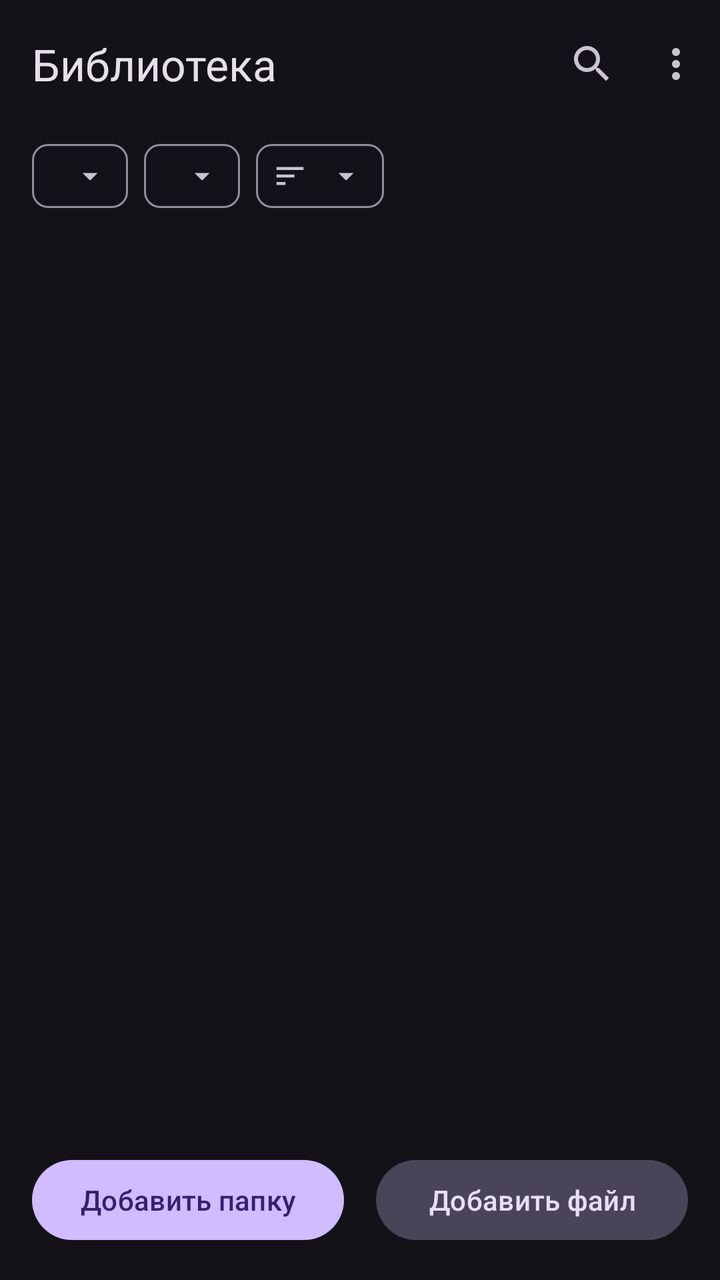
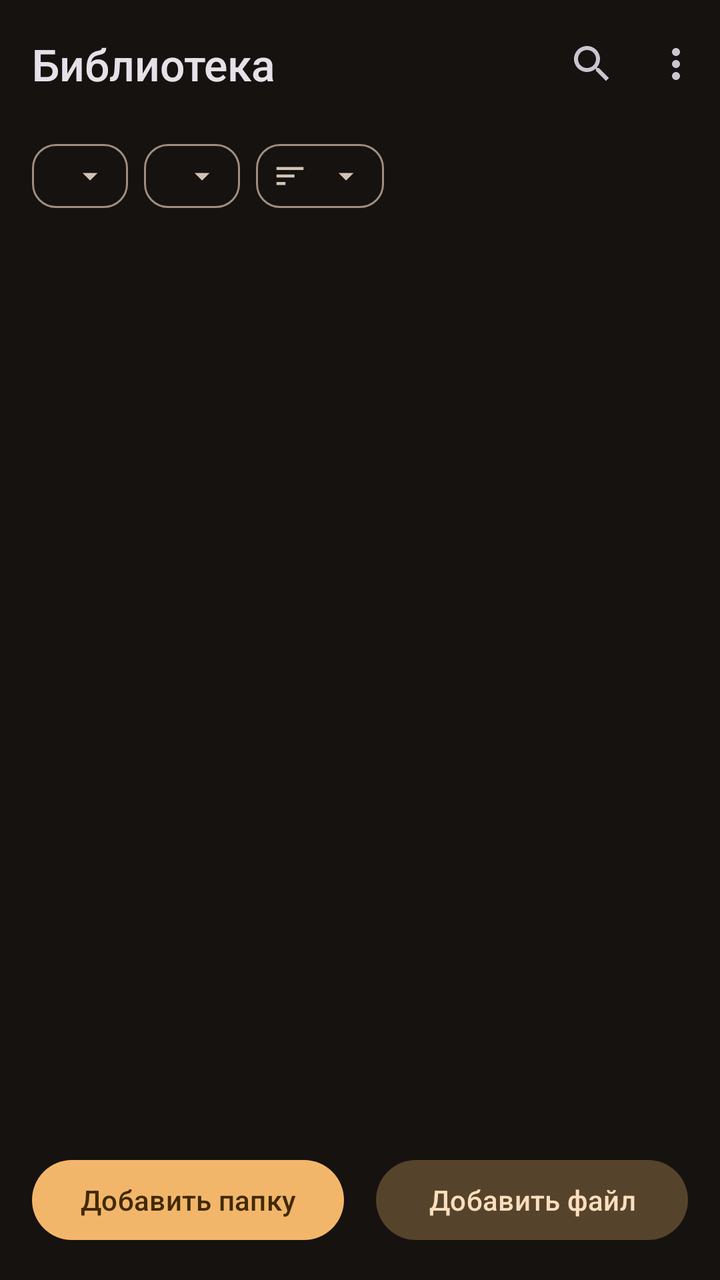

Compare the two renders of this Android layout. The source of the first and the diff that turns it into the second are given below.
<!-- AndroidManifest.xml: application theme Theme.AudioBookPlayer -->
<!-- res/layout/activity_main.xml -->
<?xml version="1.0" encoding="utf-8"?>
<LinearLayout xmlns:android="http://schemas.android.com/apk/res/android"
    xmlns:app="http://schemas.android.com/apk/res-auto"
    xmlns:tools="http://schemas.android.com/tools"
    android:layout_width="match_parent"
    android:layout_height="match_parent"
    android:orientation="vertical">

    <com.google.android.material.appbar.MaterialToolbar
        android:id="@+id/toolbar"
        android:layout_width="match_parent"
        android:layout_height="?attr/actionBarSize"
        app:menu="@menu/library"
        app:title="@string/library_title" />

    <HorizontalScrollView
        android:id="@+id/filters"
        android:layout_width="match_parent"
        android:layout_height="wrap_content"
        android:scrollbars="none">

        <com.google.android.material.chip.ChipGroup
            android:layout_width="wrap_content"
            android:layout_height="wrap_content"
            android:paddingHorizontal="16dp"
            app:singleLine="true">

            <com.google.android.material.chip.Chip
                android:id="@+id/statusChip"
                style="@style/Widget.Material3.Chip.Filter"
                android:layout_width="wrap_content"
                android:layout_height="wrap_content"
                android:checkable="false"
                app:closeIcon="@drawable/ic_arrow_drop_down"
                app:closeIconVisible="true" />

            <com.google.android.material.chip.Chip
                android:id="@+id/availabilityChip"
                style="@style/Widget.Material3.Chip.Filter"
                android:layout_width="wrap_content"
                android:layout_height="wrap_content"
                android:checkable="false"
                app:closeIcon="@drawable/ic_arrow_drop_down"
                app:closeIconVisible="true" />

            <com.google.android.material.chip.Chip
                android:id="@+id/sortChip"
                style="@style/Widget.Material3.Chip.Filter"
                android:layout_width="wrap_content"
                android:layout_height="wrap_content"
                android:checkable="false"
                app:chipIcon="@drawable/ic_sort"
                app:chipIconVisible="true"
                app:closeIcon="@drawable/ic_arrow_drop_down"
                app:closeIconVisible="true" />
        </com.google.android.material.chip.ChipGroup>
    </HorizontalScrollView>

    <com.google.android.material.card.MaterialCardView
        android:id="@+id/continueCard"
        style="@style/Widget.Material3.CardView.Filled"
        android:layout_width="match_parent"
        android:layout_height="wrap_content"
        android:layout_marginHorizontal="16dp"
        android:layout_marginBottom="8dp"
        android:visibility="gone">

        <LinearLayout
            android:layout_width="match_parent"
            android:layout_height="wrap_content"
            android:gravity="center_vertical"
            android:orientation="horizontal"
            android:padding="12dp">

            <ImageView
                android:id="@+id/continueCover"
                android:layout_width="@dimen/continue_cover_size"
                android:layout_height="@dimen/continue_cover_size"
                android:background="?attr/colorSurfaceVariant"
                android:importantForAccessibility="no"
                android:scaleType="centerCrop" />

            <LinearLayout
                android:layout_width="0dp"
                android:layout_height="wrap_content"
                android:layout_marginStart="12dp"
                android:layout_weight="1"
                android:orientation="vertical">

                <TextView
                    android:layout_width="match_parent"
                    android:layout_height="wrap_content"
                    android:text="@string/continue_listening"
                    android:textAppearance="?attr/textAppearanceLabelMedium" />

                <TextView
                    android:id="@+id/continueTitle"
                    android:layout_width="match_parent"
                    android:layout_height="wrap_content"
                    android:ellipsize="end"
                    android:maxLines="1"
                    android:textAppearance="?attr/textAppearanceTitleMedium" />

                <TextView
                    android:id="@+id/continueChapter"
                    android:layout_width="match_parent"
                    android:layout_height="wrap_content"
                    android:ellipsize="end"
                    android:maxLines="1"
                    android:textAppearance="?attr/textAppearanceBodyMedium" />

                <TextView
                    android:id="@+id/continuePosition"
                    android:layout_width="match_parent"
                    android:layout_height="wrap_content"
                    android:textAppearance="?attr/textAppearanceBodySmall" />
            </LinearLayout>

            <com.google.android.material.button.MaterialButton
                android:id="@+id/continuePlay"
                style="@style/Widget.Material3.Button.IconButton.Filled"
                android:layout_width="wrap_content"
                android:layout_height="wrap_content"
                android:contentDescription="@string/continue_play"
                app:icon="@drawable/ic_play" />
        </LinearLayout>
    </com.google.android.material.card.MaterialCardView>

    <FrameLayout
        android:layout_width="match_parent"
        android:layout_height="0dp"
        android:layout_weight="1">

        <androidx.recyclerview.widget.RecyclerView
            android:id="@+id/books"
            android:layout_width="match_parent"
            android:layout_height="match_parent"
            android:clipToPadding="false"
            tools:listitem="@layout/item_book" />

        <LinearLayout
            android:id="@+id/empty"
            android:layout_width="wrap_content"
            android:layout_height="wrap_content"
            android:layout_gravity="center"
            android:gravity="center_horizontal"
            android:orientation="vertical"
            android:padding="24dp"
            android:visibility="gone">

            <TextView
                android:id="@+id/emptyText"
                android:layout_width="wrap_content"
                android:layout_height="wrap_content"
                android:gravity="center"
                android:text="@string/library_empty"
                android:textAppearance="?attr/textAppearanceBodyLarge" />

            <Button
                android:id="@+id/resetFilters"
                style="@style/Widget.Material3.Button.TextButton"
                android:layout_width="wrap_content"
                android:layout_height="wrap_content"
                android:layout_marginTop="8dp"
                android:text="@string/library_reset_filters" />
        </LinearLayout>
    </FrameLayout>

    <LinearLayout
        android:layout_width="match_parent"
        android:layout_height="wrap_content"
        android:orientation="horizontal"
        android:padding="16dp"
        tools:ignore="ButtonStyle">

        <Button
            android:id="@+id/importFolder"
            android:layout_width="0dp"
            android:layout_height="wrap_content"
            android:layout_marginEnd="8dp"
            android:layout_weight="1"
            android:text="@string/library_import_folder" />

        <Button
            android:id="@+id/importFile"
            style="@style/Widget.Material3.Button.TonalButton"
            android:layout_width="0dp"
            android:layout_height="wrap_content"
            android:layout_marginStart="8dp"
            android:layout_weight="1"
            android:text="@string/library_import_file" />
    </LinearLayout>

</LinearLayout>
<!-- res/layout/item_book.xml (included above) -->
<?xml version="1.0" encoding="utf-8"?>
<LinearLayout xmlns:android="http://schemas.android.com/apk/res/android"
    xmlns:app="http://schemas.android.com/apk/res-auto"
    android:id="@+id/bookRow"
    android:layout_width="match_parent"
    android:layout_height="wrap_content"
    android:foreground="?attr/selectableItemBackground"
    android:baselineAligned="false"
    android:gravity="center_vertical"
    android:orientation="horizontal"
    android:paddingHorizontal="16dp"
    android:paddingVertical="8dp">

    <ImageView
        android:id="@+id/cover"
        android:layout_width="@dimen/list_cover_size"
        android:layout_height="@dimen/list_cover_size"
        android:background="?attr/colorSurfaceVariant"
        android:importantForAccessibility="no"
        android:scaleType="centerCrop" />

    <LinearLayout
        android:layout_width="0dp"
        android:layout_height="wrap_content"
        android:layout_marginStart="16dp"
        android:layout_weight="1"
        android:orientation="vertical">

        <TextView
            android:id="@+id/title"
            android:layout_width="match_parent"
            android:layout_height="wrap_content"
            android:ellipsize="end"
            android:maxLines="2"
            android:textAppearance="?attr/textAppearanceTitleMedium" />

        <TextView
            android:id="@+id/subtitle"
            android:layout_width="match_parent"
            android:layout_height="wrap_content"
            android:ellipsize="end"
            android:maxLines="1"
            android:textAppearance="?attr/textAppearanceBodyMedium" />

        <TextView
            android:id="@+id/status"
            android:layout_width="match_parent"
            android:layout_height="wrap_content"
            android:layout_marginTop="2dp"
            android:textAppearance="?attr/textAppearanceLabelMedium"
            android:textColor="?attr/colorPrimary" />

        <com.google.android.material.progressindicator.LinearProgressIndicator
            android:id="@+id/progress"
            android:layout_width="match_parent"
            android:layout_height="wrap_content"
            android:layout_marginTop="4dp"
            android:importantForAccessibility="no"
            android:max="100"
            app:trackCornerRadius="2dp" />
    </LinearLayout>

</LinearLayout>
<!-- resources referenced by this layout -->
<resources>
  <dimen name="list_cover_size">56dp</dimen>
  <style name="Theme.AudioBookPlayer" parent="Theme.Material3.Dark.NoActionBar" />
  <!-- unchanged entries left out for length: 11 -->
</resources>

<!-- the commit's change to res/layout/activity_main.xml (unified diff, before → after) -->
@@ -58,7 +58,7 @@
 
     <com.google.android.material.card.MaterialCardView
         android:id="@+id/continueCard"
-        style="@style/Widget.Material3.CardView.Filled"
+        style="@style/Widget.Abl.Card"
         android:layout_width="match_parent"
         android:layout_height="wrap_content"
         android:layout_marginHorizontal="16dp"
@@ -72,13 +72,11 @@
             android:orientation="horizontal"
             android:padding="12dp">
 
-            <ImageView
+            <com.google.android.material.imageview.ShapeableImageView
                 android:id="@+id/continueCover"
+                style="@style/Widget.Abl.Cover"
                 android:layout_width="@dimen/continue_cover_size"
-                android:layout_height="@dimen/continue_cover_size"
-                android:background="?attr/colorSurfaceVariant"
-                android:importantForAccessibility="no"
-                android:scaleType="centerCrop" />
+                android:layout_height="@dimen/continue_cover_size" />
 
             <LinearLayout
                 android:layout_width="0dp"
@@ -204,15 +202,13 @@
     android:gravity="center_vertical"
     android:orientation="horizontal"
     android:paddingHorizontal="16dp"
-    android:paddingVertical="8dp">
-
-    <ImageView
+    android:paddingVertical="10dp">
+
+    <com.google.android.material.imageview.ShapeableImageView
         android:id="@+id/cover"
+        style="@style/Widget.Abl.Cover"
         android:layout_width="@dimen/list_cover_size"
-        android:layout_height="@dimen/list_cover_size"
-        android:background="?attr/colorSurfaceVariant"
-        android:importantForAccessibility="no"
-        android:scaleType="centerCrop" />
+        android:layout_height="@dimen/list_cover_size" />
 
     <LinearLayout
         android:layout_width="0dp"
<!-- resource entries referenced after the edit -->
@@ -1,7 +1,113 @@
 <!-- resources referenced by this layout -->
 <resources>
-  <dimen name="list_cover_size">56dp</dimen>
-  <style name="Theme.AudioBookPlayer" parent="Theme.Material3.Dark.NoActionBar" />
+  <dimen name="list_cover_size">64dp</dimen>
+  <style name="Widget.Abl.Card" parent="Widget.Material3.CardView.Filled">
+          <item name="cardBackgroundColor">?attr/colorSurfaceContainerHigh</item>
+          <item name="shapeAppearance">?attr/shapeAppearanceCornerLarge</item>
+      </style>
+  <style name="Widget.Abl.Cover" parent="">
+          <item name="android:background">?attr/colorSurfaceContainerHigh</item>
+          <item name="android:scaleType">centerCrop</item>
+          <item name="android:importantForAccessibility">no</item>
+          <item name="shapeAppearanceOverlay">@style/ShapeAppearance.Abl.Medium</item>
+      </style>
+  <style name="Theme.AudioBookPlayer" parent="Theme.Material3.Dark.NoActionBar">
+          <item name="colorPrimary">@color/abl_primary</item>
+          <item name="colorOnPrimary">@color/abl_on_primary</item>
+          <item name="colorPrimaryContainer">@color/abl_primary_container</item>
+          <item name="colorOnPrimaryContainer">@color/abl_on_primary_container</item>
+          <item name="colorSecondary">@color/abl_secondary</item>
+          <item name="colorOnSecondary">@color/abl_on_secondary</item>
+          <item name="colorSecondaryContainer">@color/abl_secondary_container</item>
+          <item name="colorOnSecondaryContainer">@color/abl_on_secondary_container</item>
+          <item name="colorTertiary">@color/abl_tertiary</item>
+          <item name="colorOnTertiary">@color/abl_on_tertiary</item>
+          <item name="colorTertiaryContainer">@color/abl_tertiary_container</item>
+          <item name="colorOnTertiaryContainer">@color/abl_on_tertiary_container</item>
+          <item name="colorError">@color/abl_error</item>
+          <item name="colorOnError">@color/abl_on_error</item>
+          <item name="colorErrorContainer">@color/abl_error_container</item>
+          <item name="colorOnErrorContainer">@color/abl_on_error_container</item>
+  
+          <item name="android:colorBackground">@color/abl_surface</item>
+          <item name="colorSurface">@color/abl_surface</item>
+          <item name="colorOnSurface">@color/abl_on_surface</item>
+          <item name="colorOnBackground">@color/abl_on_surface</item>
+          <item name="colorSurfaceVariant">@color/abl_surface_container_highest</item>
+          <item name="colorOnSurfaceVariant">@color/abl_on_surface_variant</item>
+          <item name="colorSurfaceDim">@color/abl_surface_dim</item>
+          <item name="colorSurfaceBright">@color/abl_surface_bright</item>
+          <item name="colorSurfaceContainerLowest">@color/abl_surface_container_lowest</item>
+          <item name="colorSurfaceContainerLow">@color/abl_surface_container_low</item>
+          <item name="colorSurfaceContainer">@color/abl_surface_container</item>
+          <item name="colorSurfaceContainerHigh">@color/abl_surface_container_high</item>
+          <item name="colorSurfaceContainerHighest">@color/abl_surface_container_highest</item>
+          <item name="colorOutline">@color/abl_outline</item>
+          <item name="colorOutlineVariant">@color/abl_outline_variant</item>
+  
+          <item name="shapeAppearanceCornerSmall">@style/ShapeAppearance.Abl.Small</item>
+          <item name="shapeAppearanceCornerMedium">@style/ShapeAppearance.Abl.Medium</item>
+          <item name="shapeAppearanceCornerLarge">@style/ShapeAppearance.Abl.Large</item>
+  
+          <item name="textAppearanceTitleLarge">@style/TextAppearance.Abl.TitleLarge</item>
+          <item name="textAppearanceTitleMedium">@style/TextAppearance.Abl.TitleMedium</item>
+          <item name="textAppearanceHeadlineSmall">@style/TextAppearance.Abl.HeadlineSmall</item>
+      </style>
+  <style name="ShapeAppearance.Abl.Medium" parent="">
+          <item name="cornerFamily">rounded</item>
+          <item name="cornerSize">@dimen/radius_medium</item>
+      </style>
+  <color name="abl_primary">#F2B66B</color>
+  <color name="abl_on_primary">#412A00</color>
+  <color name="abl_primary_container">#5E4010</color>
+  <color name="abl_on_primary_container">#FFDDB0</color>
+  <color name="abl_secondary">#DDC3A3</color>
+  <color name="abl_on_secondary">#3E2D16</color>
+  <color name="abl_secondary_container">#56432B</color>
+  <color name="abl_on_secondary_container">#FADEBD</color>
+  <color name="abl_tertiary">#B3CFA3</color>
+  <color name="abl_on_tertiary">#1F3716</color>
+  <color name="abl_tertiary_container">#364E2B</color>
+  <color name="abl_on_tertiary_container">#CFEBBD</color>
+  <color name="abl_error">#FFB4AB</color>
+  <color name="abl_on_error">#690005</color>
+  <color name="abl_error_container">#93000A</color>
+  <color name="abl_on_error_container">#FFDAD6</color>
+  <color name="abl_surface">#15120F</color>
+  <color name="abl_on_surface">#EAE1D9</color>
+  <color name="abl_surface_container_highest">#383430</color>
+  <color name="abl_on_surface_variant">#D3C4B4</color>
+  <color name="abl_surface_dim">#15120F</color>
+  <color name="abl_surface_bright">#3C3834</color>
+  <color name="abl_surface_container_lowest">#100D0A</color>
+  <color name="abl_surface_container_low">#1E1B17</color>
+  <color name="abl_surface_container">#221F1B</color>
+  <color name="abl_surface_container_high">#2D2925</color>
+  <color name="abl_outline">#9C8F80</color>
+  <color name="abl_outline_variant">#4F4539</color>
+  <style name="ShapeAppearance.Abl.Small" parent="">
+          <item name="cornerFamily">rounded</item>
+          <item name="cornerSize">@dimen/radius_small</item>
+      </style>
+  <style name="ShapeAppearance.Abl.Large" parent="">
+          <item name="cornerFamily">rounded</item>
+          <item name="cornerSize">@dimen/radius_large</item>
+      </style>
+  <style name="TextAppearance.Abl.TitleLarge" parent="TextAppearance.Material3.TitleLarge">
+          <item name="fontFamily">sans-serif-medium</item>
+          <item name="android:fontFamily">sans-serif-medium</item>
+      </style>
+  <style name="TextAppearance.Abl.TitleMedium" parent="TextAppearance.Material3.TitleMedium">
+          <item name="fontFamily">sans-serif-medium</item>
+          <item name="android:fontFamily">sans-serif-medium</item>
+      </style>
+  <style name="TextAppearance.Abl.HeadlineSmall" parent="TextAppearance.Material3.HeadlineSmall">
+          <item name="fontFamily">sans-serif-medium</item>
+          <item name="android:fontFamily">sans-serif-medium</item>
+      </style>
+  <dimen name="radius_medium">16dp</dimen>
+  <dimen name="radius_small">12dp</dimen>
+  <dimen name="radius_large">24dp</dimen>
   <!-- unchanged entries left out for length: 11 -->
 </resources>
 
